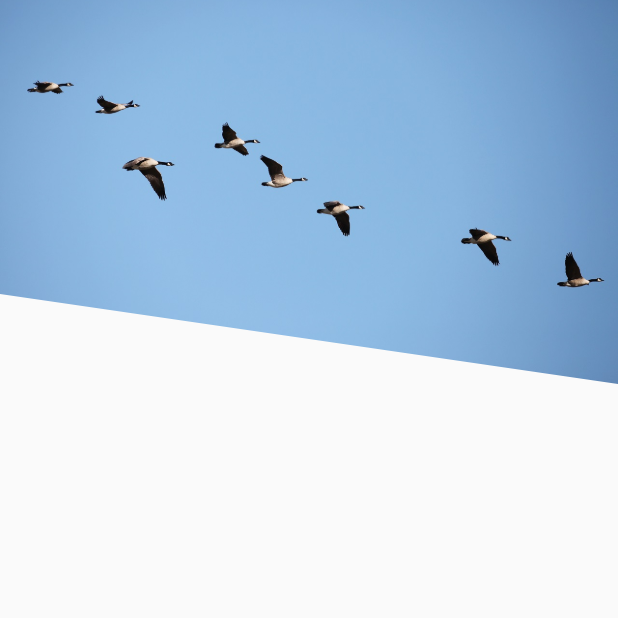
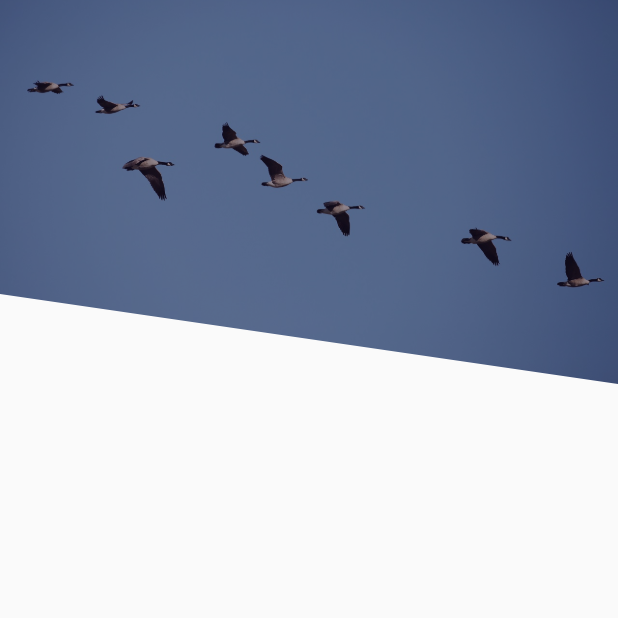
Before and after one commit to zhaoshengjun/flutter_list_ui, a Flutter app: the screen it shows after launch, on a phone screen of 412 x 824 dp, the top half of it. Run offline on Flutter 3.47's test engine with Material 2 defaults, Android fonts, the phone set to English and light mode, and no system bars.

Commit message:
beautify image

```diff
--- a/lib/main.dart
+++ b/lib/main.dart
@@ -36,6 +36,8 @@ class _MyHomePageState extends State<MyHomePage> {
             'images/birds.jpg',
             fit: BoxFit.cover,
             height: _imageHeight,
+            colorBlendMode: BlendMode.srcOver,
+            color: new Color.fromARGB(120, 20, 10, 40),
           ),
         ));
   }
```
